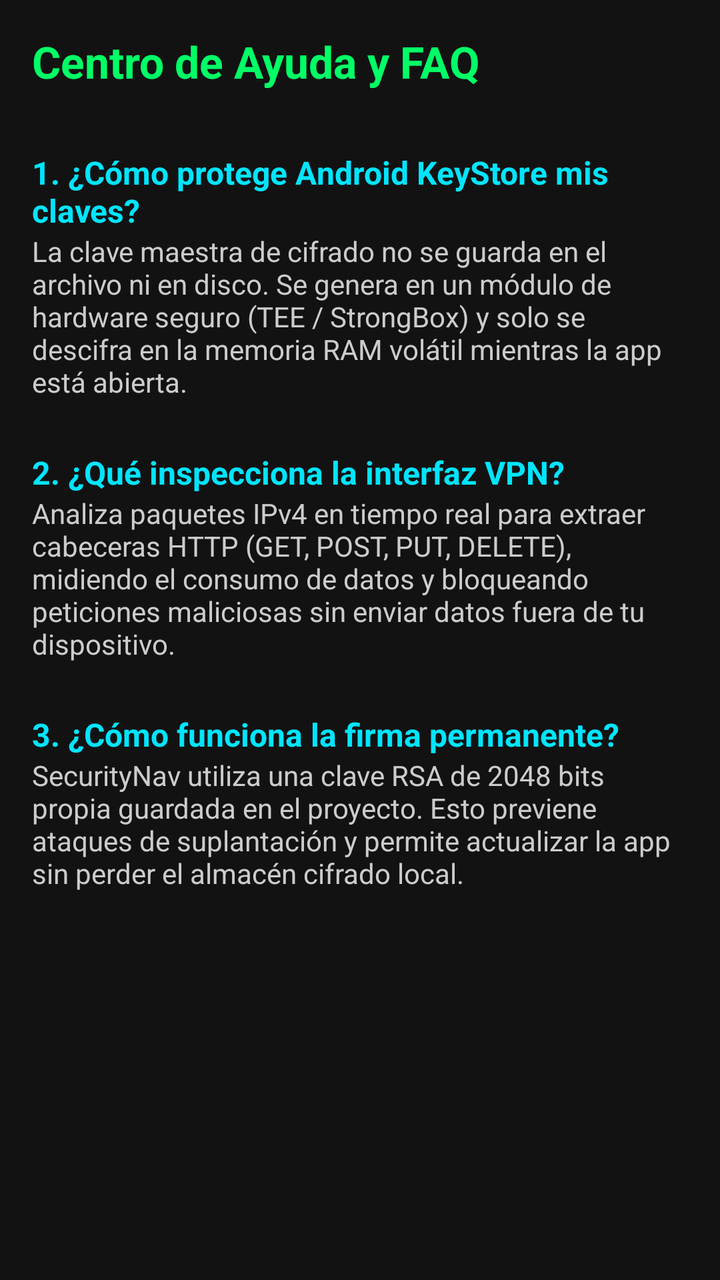
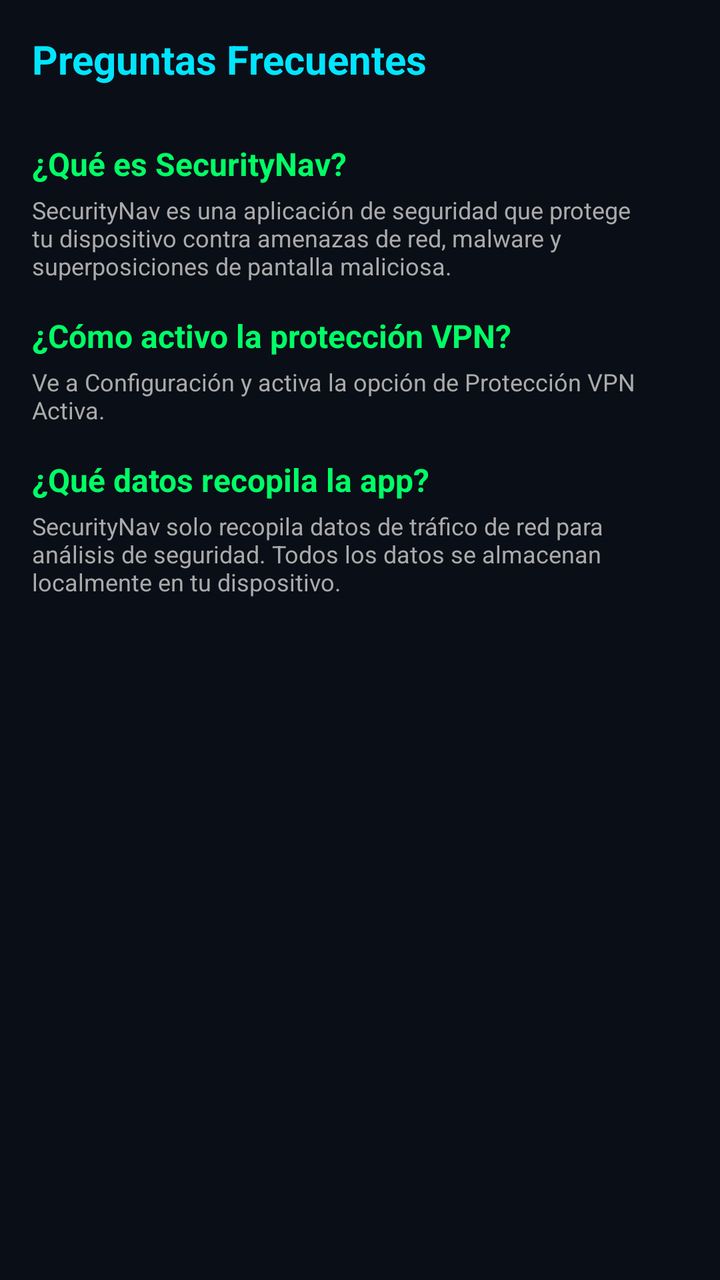

Two renders of the same Android screen: before a commit and after it. Below are the layout's source before the change and the commit's diff.
<!-- AndroidManifest.xml: application theme Theme.SecurityNav -->
<!-- res/layout/activity_faq.xml -->
<?xml version="1.0" encoding="utf-8"?>
<ScrollView xmlns:android="http://schemas.android.com/apk/res/android"
    android:layout_width="match_parent"
    android:layout_height="match_parent"
    android:padding="16dp"
    android:background="#121212">

    <LinearLayout
        android:layout_width="match_parent"
        android:layout_height="wrap_content"
        android:orientation="vertical">

        <TextView
            android:layout_width="wrap_content"
            android:layout_height="wrap_content"
            android:text="Centro de Ayuda y FAQ"
            android:textColor="#00FF66"
            android:textSize="22sp"
            android:textStyle="bold"
            android:layout_marginBottom="20dp" />

        
        <TextView
            android:layout_width="match_parent"
            android:layout_height="wrap_content"
            android:text="1. ¿Cómo protege Android KeyStore mis claves?"
            android:textColor="#00E5FF"
            android:textSize="16sp"
            android:textStyle="bold"
            android:layout_marginTop="10dp" />

        <TextView
            android:layout_width="match_parent"
            android:layout_height="wrap_content"
            android:text="La clave maestra de cifrado no se guarda en el archivo ni en disco. Se genera en un módulo de hardware seguro (TEE / StrongBox) y solo se descifra en la memoria RAM volátil mientras la app está abierta."
            android:textColor="#CCCCCC"
            android:textSize="14sp"
            android:layout_marginBottom="15dp" />

        
        <TextView
            android:layout_width="match_parent"
            android:layout_height="wrap_content"
            android:text="2. ¿Qué inspecciona la interfaz VPN?"
            android:textColor="#00E5FF"
            android:textSize="16sp"
            android:textStyle="bold"
            android:layout_marginTop="10dp" />

        <TextView
            android:layout_width="match_parent"
            android:layout_height="wrap_content"
            android:text="Analiza paquetes IPv4 en tiempo real para extraer cabeceras HTTP (GET, POST, PUT, DELETE), midiendo el consumo de datos y bloqueando peticiones maliciosas sin enviar datos fuera de tu dispositivo."
            android:textColor="#CCCCCC"
            android:textSize="14sp"
            android:layout_marginBottom="15dp" />

        
        <TextView
            android:layout_width="match_parent"
            android:layout_height="wrap_content"
            android:text="3. ¿Cómo funciona la firma permanente?"
            android:textColor="#00E5FF"
            android:textSize="16sp"
            android:textStyle="bold"
            android:layout_marginTop="10dp" />

        <TextView
            android:layout_width="match_parent"
            android:layout_height="wrap_content"
            android:text="SecurityNav utiliza una clave RSA de 2048 bits propia guardada en el proyecto. Esto previene ataques de suplantación y permite actualizar la app sin perder el almacén cifrado local."
            android:textColor="#CCCCCC"
            android:textSize="14sp"
            android:layout_marginBottom="20dp" />

    </LinearLayout>
</ScrollView>
<!-- resources referenced by this layout -->
<resources>
  <style name="Theme.SecurityNav" parent="Theme.Material3.Dark.NoActionBar">
          
          <item name="colorPrimary">@color/neon_cyan</item>
          <item name="colorOnPrimary">@color/bg_dark</item>
          <item name="colorSecondary">@color/neon_green</item>
          <item name="android:colorBackground">@color/bg_dark</item>
          <item name="colorSurface">@color/surface_dark</item>
          <item name="colorOnSurface">@color/text_primary</item>
  
          
          <item name="materialCardViewStyle">@style/Widget.SecurityNav.CardView</item>
  
          
          <item name="materialButtonStyle">@style/Widget.SecurityNav.Button</item>
      </style>
  <color name="neon_cyan">#FF00F3FF</color>
  <color name="bg_dark">#FF0A0E17</color>
  <color name="neon_green">#FF00FF66</color>
  <color name="surface_dark">#FF141B2D</color>
  <color name="text_primary">#FFF1F5F9</color>
  <style name="Widget.SecurityNav.CardView" parent="Widget.Material3.CardView.Filled">
          <item name="cardBackgroundColor">@color/surface_dark</item>
          <item name="strokeColor">@color/neon_cyan</item>
          <item name="strokeWidth">1dp</item>
          <item name="cardCornerRadius">16dp</item>
          <item name="cardElevation">6dp</item>
      </style>
  <style name="Widget.SecurityNav.Button" parent="Widget.Material3.Button">
          <item name="backgroundTint">@color/neon_cyan</item>
          <item name="android:textColor">@color/bg_dark</item>
          <item name="android:textStyle">bold</item>
          <item name="cornerRadius">12dp</item>
      </style>
</resources>

<!-- the commit's change to res/layout/activity_faq.xml (unified diff, before → after) -->
@@ -2,76 +2,75 @@
 <ScrollView xmlns:android="http://schemas.android.com/apk/res/android"
     android:layout_width="match_parent"
     android:layout_height="match_parent"
-    android:padding="16dp"
-    android:background="#121212">
+    android:background="@color/bg_dark">
 
     <LinearLayout
         android:layout_width="match_parent"
         android:layout_height="wrap_content"
-        android:orientation="vertical">
+        android:orientation="vertical"
+        android:padding="16dp">
 
         <TextView
             android:layout_width="wrap_content"
             android:layout_height="wrap_content"
-            android:text="Centro de Ayuda y FAQ"
-            android:textColor="#00FF66"
-            android:textSize="22sp"
+            android:text="Preguntas Frecuentes"
+            android:textColor="@color/neon_cyan"
+            android:textSize="20sp"
             android:textStyle="bold"
-            android:layout_marginBottom="20dp" />
-
-        
-        <TextView
-            android:layout_width="match_parent"
-            android:layout_height="wrap_content"
-            android:text="1. ¿Cómo protege Android KeyStore mis claves?"
-            android:textColor="#00E5FF"
-            android:textSize="16sp"
-            android:textStyle="bold"
-            android:layout_marginTop="10dp" />
+            android:layout_marginBottom="16dp" />
 
         <TextView
             android:layout_width="match_parent"
             android:layout_height="wrap_content"
-            android:text="La clave maestra de cifrado no se guarda en el archivo ni en disco. Se genera en un módulo de hardware seguro (TEE / StrongBox) y solo se descifra en la memoria RAM volátil mientras la app está abierta."
-            android:textColor="#CCCCCC"
-            android:textSize="14sp"
-            android:layout_marginBottom="15dp" />
-
-        
-        <TextView
-            android:layout_width="match_parent"
-            android:layout_height="wrap_content"
-            android:text="2. ¿Qué inspecciona la interfaz VPN?"
-            android:textColor="#00E5FF"
+            android:text="¿Qué es SecurityNav?"
+            android:textColor="@color/neon_green"
             android:textSize="16sp"
             android:textStyle="bold"
-            android:layout_marginTop="10dp" />
+            android:layout_marginTop="12dp" />
 
         <TextView
             android:layout_width="match_parent"
             android:layout_height="wrap_content"
-            android:text="Analiza paquetes IPv4 en tiempo real para extraer cabeceras HTTP (GET, POST, PUT, DELETE), midiendo el consumo de datos y bloqueando peticiones maliciosas sin enviar datos fuera de tu dispositivo."
-            android:textColor="#CCCCCC"
-            android:textSize="14sp"
-            android:layout_marginBottom="15dp" />
-
-        
-        <TextView
-            android:layout_width="match_parent"
-            android:layout_height="wrap_content"
-            android:text="3. ¿Cómo funciona la firma permanente?"
-            android:textColor="#00E5FF"
-            android:textSize="16sp"
-            android:textStyle="bold"
-            android:layout_marginTop="10dp" />
+            android:text="SecurityNav es una aplicación de seguridad que protege tu dispositivo contra amenazas de red, malware y superposiciones de pantalla maliciosa."
+            android:textColor="@color/text_secondary"
+            android:textSize="12sp"
+            android:layout_marginTop="4dp" />
 
         <TextView
             android:layout_width="match_parent"
             android:layout_height="wrap_content"
-            android:text="SecurityNav utiliza una clave RSA de 2048 bits propia guardada en el proyecto. Esto previene ataques de suplantación y permite actualizar la app sin perder el almacén cifrado local."
-            android:textColor="#CCCCCC"
-            android:textSize="14sp"
-            android:layout_marginBottom="20dp" />
+            android:text="¿Cómo activo la protección VPN?"
+            android:textColor="@color/neon_green"
+            android:textSize="16sp"
+            android:textStyle="bold"
+            android:layout_marginTop="16dp" />
+
+        <TextView
+            android:layout_width="match_parent"
+            android:layout_height="wrap_content"
+            android:text="Ve a Configuración y activa la opción de Protección VPN Activa."
+            android:textColor="@color/text_secondary"
+            android:textSize="12sp"
+            android:layout_marginTop="4dp" />
+
+        <TextView
+            android:layout_width="match_parent"
+            android:layout_height="wrap_content"
+            android:text="¿Qué datos recopila la app?"
+            android:textColor="@color/neon_green"
+            android:textSize="16sp"
+            android:textStyle="bold"
+            android:layout_marginTop="16dp" />
+
+        <TextView
+            android:layout_width="match_parent"
+            android:layout_height="wrap_content"
+            android:text="SecurityNav solo recopila datos de tráfico de red para análisis de seguridad. Todos los datos se almacenan localmente en tu dispositivo."
+            android:textColor="@color/text_secondary"
+            android:textSize="12sp"
+            android:layout_marginTop="4dp"
+            android:layout_marginBottom="24dp" />
 
     </LinearLayout>
+
 </ScrollView>
<!-- resource entries referenced after the edit -->
@@ -15,11 +15,11 @@
           
           <item name="materialButtonStyle">@style/Widget.SecurityNav.Button</item>
       </style>
-  <color name="neon_cyan">#FF00F3FF</color>
-  <color name="bg_dark">#FF0A0E17</color>
-  <color name="neon_green">#FF00FF66</color>
-  <color name="surface_dark">#FF141B2D</color>
-  <color name="text_primary">#FFF1F5F9</color>
+  <color name="neon_cyan">#00E5FF</color>
+  <color name="bg_dark">#0A0E17</color>
+  <color name="neon_green">#00FF66</color>
+  <color name="text_secondary">#AAAAAA</color>
+  <color name="text_primary">#FFFFFF</color>
   <style name="Widget.SecurityNav.CardView" parent="Widget.Material3.CardView.Filled">
           <item name="cardBackgroundColor">@color/surface_dark</item>
           <item name="strokeColor">@color/neon_cyan</item>
